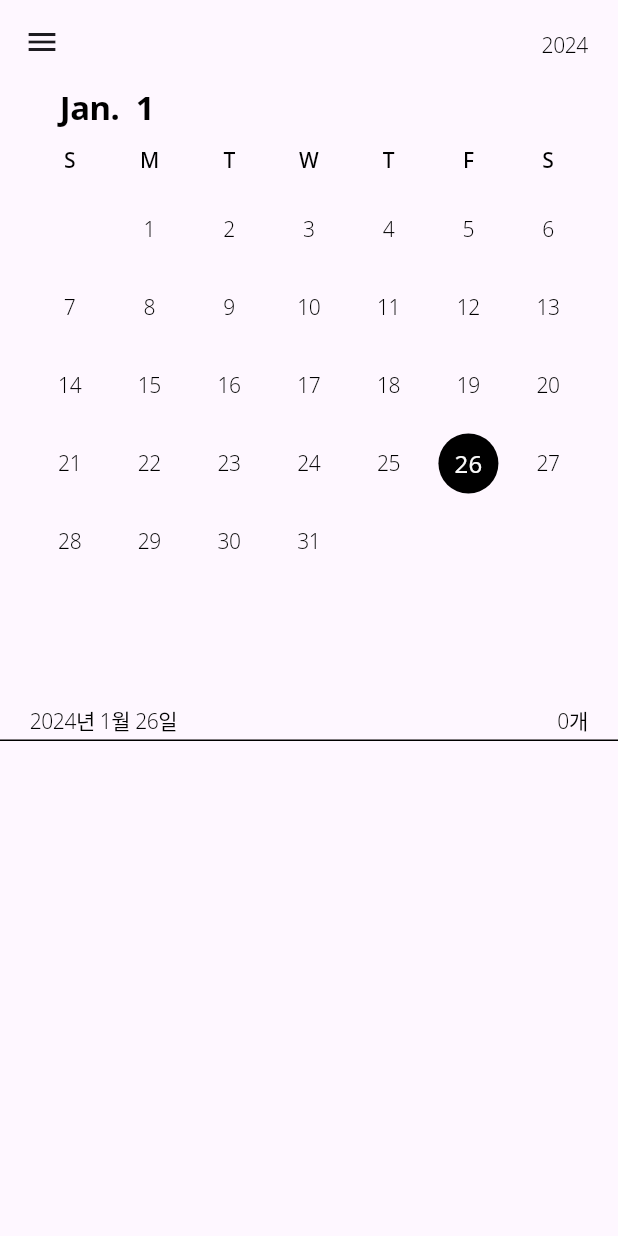
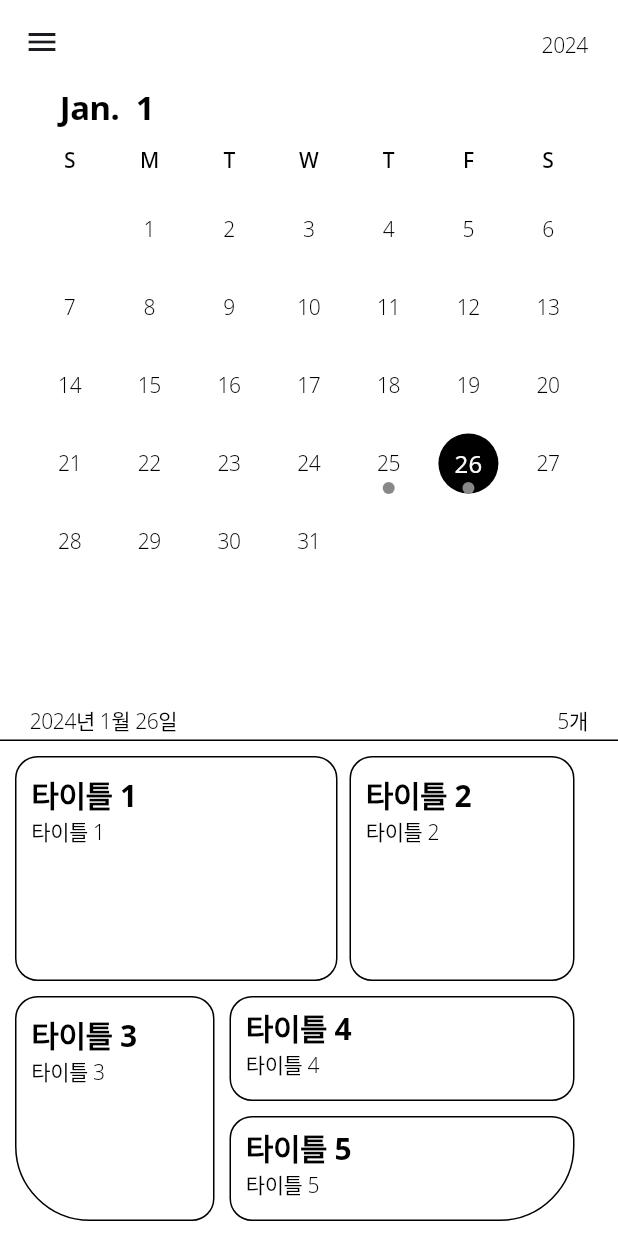
Before and after one commit to imgaon/todo_calendar, a Flutter app: the screen it shows after launch, on a phone screen of 412 x 824 dp. Run offline on Flutter 3.47's test engine with Material 3 defaults, Android fonts, the phone set to English and light mode, and no system bars; drawn by our look-alikes of table_calendar.

Commit message:
24-01-26 이벤트 하드 코딩으로 박았음, 완료표시 가능

```diff
--- a/lib/presentation/screen/home_screen.dart
+++ b/lib/presentation/screen/home_screen.dart
@@ -1,8 +1,11 @@
+import 'package:flutter/cupertino.dart';
 import 'package:flutter/material.dart';
 import 'package:table_calendar/table_calendar.dart';
 import 'package:todo_calendar/presentation/provider/main_provider.dart';
+import 'package:todo_calendar/presentation/screen/event_add_and_edit_screen.dart';
 import 'package:todo_calendar/presentation/screen/theme/colors.dart';
 import 'package:todo_calendar/presentation/screen/theme/text_style.dart';
+import 'package:todo_calendar/presentation/screen/widget/dialog.dart';
 
 import '../../domain/model/event_model.dart';
 
@@ -14,7 +17,9 @@ class HomeScreen extends StatefulWidget {
 }
 
 class _HomeScreenState extends State<HomeScreen> {
+  void updateScreen() => setState(() {});
   late final ValueNotifier<List<Event>> _selectedEvents;
+  late final EventSuccessDialog eventSuccessDialog;
   DateTime _focusedDay = DateTime.now();
   DateTime? _selectedDay = DateTime.utc(
     DateTime.now().year,
@@ -22,21 +27,30 @@ class _HomeScreenState extends State<HomeScreen> {
     DateTime.now().day,
   );
 
+  bool isSuccess1 = false;
+  bool isSuccess2 = false;
+  bool isSuccess3 = false;
+  bool isSuccess4 = false;
+  bool isSuccess5 = false;
+
   @override
   void initState() {
     super.initState();
+    eventSuccessDialog = EventSuccessDialog();
+    eventSuccessDialog.addListener(updateScreen);
     _selectedEvents = ValueNotifier(getEventsForDay(_selectedDay!));
   }
 
   @override
   void dispose() {
     _selectedEvents.dispose();
+    eventSuccessDialog.removeListener(updateScreen);
     super.dispose();
   }
 
   List<Event> getEventsForDay(DateTime day) {
-    print(day);
-    print(events[day]);
+    // print(day);
+    // print(events[day]);
 
     return events[day] ?? [];
   }
@@ -44,66 +58,100 @@ class _HomeScreenState extends State<HomeScreen> {
   @override
   Widget build(BuildContext context) {
     return Scaffold(
-      appBar: AppBar(
+      backgroundColor: background,
+      appBar: appBar(),
+      drawer: drawer(),
+      body: Column(
+        mainAxisAlignment: MainAxisAlignment.spaceBetween,
+        children: [
+          Expanded(child: tableCalendar()),
+          renderEvent(),
+        ],
+      ),
+    );
+  }
+
+  AppBar appBar() => AppBar(
+        backgroundColor: background,
         actions: [
           Padding(
             padding: const EdgeInsets.fromLTRB(0, 20, 20, 20),
             child: Text('${_focusedDay.year}', style: lightStyle),
           ),
         ],
-      ),
-      drawer: Drawer(
+      );
+
+  Drawer drawer() => const Drawer(
+        width: 200,
         child: Center(child: Text('준비중입니다.')),
-        width: 200,
-      ),
-      body: Column(
-        mainAxisAlignment: MainAxisAlignment.spaceBetween,
-        children: [
-          Expanded(
-            child: TableCalendar(
+      );
+
+  TableCalendar tableCalendar() => TableCalendar(
         firstDay: firstDay,
         lastDay: lastDay,
         focusedDay: _focusedDay,
         eventLoader: getEventsForDay,
-              headerStyle: const HeaderStyle(
-                  headerPadding: EdgeInsets.symmetric(horizontal: 40),
-                  titleTextStyle: calendarTitle,
-                  titleTextFormatter: MainProvider.titleTextFormatter,
-                  rightChevronVisible: false,
-                  leftChevronVisible: false,
-                  formatButtonVisible: false),
+        headerStyle: headerStyle(),
+        calendarStyle: calendarStyle(),
+        daysOfWeekStyle: daysOfWeekStyle(),
         daysOfWeekHeight: 40,
-              daysOfWeekStyle: const DaysOfWeekStyle(
-                dowTextFormatter: MainProvider.dowTextFormatter,
-                weekdayStyle: mediumStyle,
-                weekendStyle: mediumStyle,
-              ),
-              calendarStyle: const CalendarStyle(
-                tablePadding: EdgeInsets.symmetric(horizontal: 20),
-                defaultTextStyle: lightStyle,
-                outsideDaysVisible: false,
-                selectedDecoration: BoxDecoration(
-                  shape: BoxShape.circle,
-                  color: primary,
-                ),
-                todayDecoration: BoxDecoration(shape: BoxShape.circle),
-                todayTextStyle: mediumStyle,
-                weekendTextStyle: lightStyle,
-              ),
-              selectedDayPredicate: (day) => isSameDay(_selectedDay, day),
+        selectedDayPredicate: (day) => isSameDay(day, _selectedDay),
         onDaySelected: (selectedDay, focusedDay) {
           if (!isSameDay(selectedDay, _selectedDay)) {
             setState(() {
               _selectedDay = selectedDay;
               _focusedDay = focusedDay;
             });
+            _selectedEvents.value = getEventsForDay(_selectedDay!);
           }
         },
-            ),
-          ),
-          Column(
+      );
+
+  HeaderStyle headerStyle() => const HeaderStyle(
+        headerPadding: EdgeInsets.symmetric(horizontal: 40),
+        titleTextStyle: calendarTitle,
+        titleTextFormatter: MainProvider.titleTextFormatter,
+        rightChevronVisible: false,
+        leftChevronVisible: false,
+        formatButtonVisible: false,
+      );
+
+  CalendarStyle calendarStyle() {
+    BoxDecoration decoration({required Color color}) => BoxDecoration(
+          shape: BoxShape.circle,
+          color: color,
+        );
+
+    return CalendarStyle(
+      tablePadding: const EdgeInsets.symmetric(horizontal: 20),
+      defaultTextStyle: lightStyle,
+      weekendTextStyle: lightStyle,
+      todayTextStyle: mediumStyle,
+      outsideDaysVisible: false,
+      markersMaxCount: 1,
+      markerDecoration: decoration(color: secondary),
+      selectedDecoration: decoration(color: primary),
+      todayDecoration: decoration(color: background),
+    );
+  }
+
+  DaysOfWeekStyle daysOfWeekStyle() => const DaysOfWeekStyle(
+        dowTextFormatter: MainProvider.dowTextFormatter,
+        weekdayStyle: mediumStyle,
+        weekendStyle: mediumStyle,
+      );
+
+  Widget renderEvent() => Column(
         children: [
-              Padding(
+          eventIndicator(),
+          const SizedBox(height: 3),
+          const Divider(color: primary, height: 1),
+          const SizedBox(height: 10),
+          eventBox(),
+        ],
+      );
+
+  Widget eventIndicator() => Padding(
         padding: const EdgeInsets.symmetric(horizontal: 20),
         child: Row(
           mainAxisAlignment: MainAxisAlignment.spaceBetween,
@@ -112,66 +160,149 @@ class _HomeScreenState extends State<HomeScreen> {
               '${_selectedDay!.year}년 ${_selectedDay!.month}월 ${_selectedDay!.day}일',
               style: lightStyle,
             ),
-                    Text('0개', style: lightStyle),
-                  ],
+            Text(
+              _selectedEvents.value.isEmpty
+                  ? '0개'
+                  : '${_selectedEvents.value.length}개',
+              style: lightStyle,
             ),
-              ),
-              const SizedBox(height: 3),
-              const Divider(color: primary, height: 1),
-              const SizedBox(height: 10),
-              SizedBox(
-                height: 320,
-                child: Column(
-                  children: [
-
-                  ],
-                ),
-              ),
-            ],
-          )
           ],
         ),
       );
-  }
 
-  Widget eventWidget() {
+  Widget eventBox() => SizedBox(
+      height: 320,
+      child: _selectedEvents.value.isEmpty ? eventIsEmpty() : eventWidget());
+
+  Widget eventIsEmpty() => const Center(
+          child: Padding(
+        padding: EdgeInsets.only(bottom: 10),
+        child: Text('아직 오늘 할 일이 없습니다.', style: lightStyle),
+      ));
+
+  Widget eventWidget() => Column(
+        children: [
+          ValueListenableBuilder(
+            valueListenable: _selectedEvents,
+            builder: (context, value, _) {
               return Padding(
                 padding: const EdgeInsets.symmetric(horizontal: 10),
                 child: Column(
                   children: [
                     Row(
                       children: [
-              Expanded(
-                child: Container(
-                  height: 150,
-                  decoration: BoxDecoration(
-                    border:
-                    Border.all(width: 1, color: primary),
-                    borderRadius: BorderRadius.circular(15),
-                  ),
-                  child: Text('$_selectedDay'),
-                ),
-              ),
+                        if (value.isNotEmpty) event1(value: value),
                         const SizedBox(width: 8),
-              Container(
-                width: 150,
-                height: 150,
-                decoration: BoxDecoration(
-                  border: Border.all(width: 1, color: primary),
-                  borderRadius: BorderRadius.circular(15),
-                ),
-              )
+                        if (value.length >= 2) event2(value: value),
                       ],
                     ),
                     const SizedBox(height: 10),
                     Row(
+                      crossAxisAlignment: CrossAxisAlignment.start,
                       children: [
-              Expanded(
+                        if (value.length >= 3) event3(value: value),
+                        const SizedBox(width: 10),
+                        Column(
+                          children: [
+                            if (value.length >= 4) event4(value: value),
+                            const SizedBox(height: 10),
+                            if (value.length >= 5) event5(value: value),
+                          ],
+                        )
+                      ],
+                    )
+                  ],
+                ),
+              );
+            },
+          ),
+        ],
+      );
+
+  BoxDecoration eventDecoration(Color color, bool isSuccess) =>
+      BoxDecoration(
+        border: Border.all(
+          width: 1,
+          color: isSuccess ? Colors.transparent : primary,
+        ),
+        borderRadius: BorderRadius.circular(15),
+        color: isSuccess ? color : background,
+      );
+
+  Widget eventText(int idx, bool isSuccess) => Column(
+    mainAxisAlignment: MainAxisAlignment.start,
+    crossAxisAlignment: CrossAxisAlignment.start,
+    children: [
+      Text(
+        _selectedEvents.value[idx].title,
+        style:
+        boldStyle.copyWith(color: isSuccess ? background : primary),
+      ),
+      Text(
+        _selectedEvents.value[idx].title,
+        style: lightStyle.copyWith(
+            color: isSuccess ? background : primary),
+      ),
+    ],
+  );
+
+  Future<Future> eventAddAndEditPage() async => Navigator.push(
+    context,
+    MaterialPageRoute(builder: (context) => const EventAddAndEditScreen()),
+  );
+
+  Widget event1({required List<Event> value}) {
+    Color color = value[0].color;
+
+    return GestureDetector(
+      onTap: () async {
+        isSuccess1 = await eventSuccessDialog.eventSuccessDialog(context, isSuccess1);
+      },
+      onLongPress: eventAddAndEditPage,
       child: Container(
+        width: 215,
         height: 150,
-                  decoration: BoxDecoration(
-                    border:
-                    Border.all(width: 1, color: primary),
+        decoration: eventDecoration(color, isSuccess1),
+        child: Padding(
+          padding: const EdgeInsets.all(10),
+          child: eventText(0, isSuccess1),
+        ),
+      ),
+    );
+  }
+
+  Widget event2({required List<Event> value}) {
+    Color color = value[1].color;
+
+    return GestureDetector(
+      onTap: () async {
+        isSuccess2 = await eventSuccessDialog.eventSuccessDialog(context, isSuccess2);
+      },
+      onLongPress: eventAddAndEditPage,
+      child: Container(
+        width: 150,
+        height: 150,
+        decoration: eventDecoration(color, isSuccess2),
+        child: Padding(
+          padding: const EdgeInsets.all(10),
+          child: eventText(1, isSuccess2),
+        ),
+      ),
+    );
+  }
+
+  Widget event3({required List<Event> value}) {
+    Color color = value[2].color;
+
+    return GestureDetector(
+      onTap: () async {
+        isSuccess3 = await eventSuccessDialog.eventSuccessDialog(context, isSuccess3);
+      },
+      onLongPress: eventAddAndEditPage,
+      child: Container(
+        width: 133,
+        height: 150,
+        decoration: eventDecoration(color, isSuccess3).copyWith(
           borderRadius: const BorderRadius.only(
             bottomLeft: Radius.circular(50),
             topLeft: Radius.circular(15),
@@ -179,27 +310,47 @@ class _HomeScreenState extends State<HomeScreen> {
             bottomRight: Radius.circular(15),
           ),
         ),
+        child: Padding(
+          padding: const EdgeInsets.all(10),
+          child: eventText(2, isSuccess3),
         ),
       ),
-              const SizedBox(width: 10),
-              Column(
-                children: [
-                  Container(
+    );
+  }
+
+  Widget event4({required List<Event> value}) {
+    Color color = value[3].color;
+
+    return GestureDetector(
+      onTap: () async {
+        isSuccess4 = await eventSuccessDialog.eventSuccessDialog(context, isSuccess4);
+      },
+      onLongPress: eventAddAndEditPage,
+      child: Container(
         width: 230,
         height: 70,
-                    decoration: BoxDecoration(
-                      border:
-                      Border.all(width: 1, color: primary),
-                      borderRadius: BorderRadius.circular(15),
+        decoration: eventDecoration(color, isSuccess4),
+        child: Padding(
+          padding:
+          const EdgeInsets.only(left: 10, top: 5),
+          child: eventText(3, isSuccess4),
         ),
       ),
-                  const SizedBox(height: 10),
-                  Container(
+    );
+  }
+
+  Widget event5({required List<Event> value}) {
+    Color color = value[4].color;
+
+    return GestureDetector(
+      onTap: () async {
+        isSuccess5 = await eventSuccessDialog.eventSuccessDialog(context, isSuccess5);
+      },
+      onLongPress: eventAddAndEditPage,
+      child: Container(
         width: 230,
         height: 70,
-                    decoration: BoxDecoration(
-                      border:
-                      Border.all(width: 1, color: primary),
+        decoration: eventDecoration(color, isSuccess5).copyWith(
           borderRadius: const BorderRadius.only(
             bottomRight: Radius.circular(50),
             topLeft: Radius.circular(15),
@@ -207,12 +358,11 @@ class _HomeScreenState extends State<HomeScreen> {
             bottomLeft: Radius.circular(15),
           ),
         ),
+        child: Padding(
+          padding:
+          const EdgeInsets.only(left: 10, top: 5),
+          child: eventText(4, isSuccess5),
         ),
-                ],
-              )
-            ],
-          )
-        ],
       ),
     );
   }
--- a/lib/presentation/screen/theme/text_style.dart
+++ b/lib/presentation/screen/theme/text_style.dart
@@ -15,6 +15,13 @@ const TextStyle addAndEditTitle = TextStyle(
   letterSpacing: 0.3,
 );
 
+const TextStyle boldStyle = TextStyle(
+  fontWeight: FontWeight.w700,
+  color: primary,
+  fontSize: 20,
+  letterSpacing: -0.3,
+);
+
 const TextStyle mediumStyle = TextStyle(
   fontWeight: FontWeight.w500,
   color: primary,
```
Also changed, not shown: lib/presentation/provider/main_provider.dart (+28 -4 lines), lib/presentation/screen/event_add_and_edit_screen.dart (+18 -0 lines), lib/presentation/screen/widget/dialog.dart (added, +39 -0 lines). Lines whose indentation alone changed are shown as unchanged.
